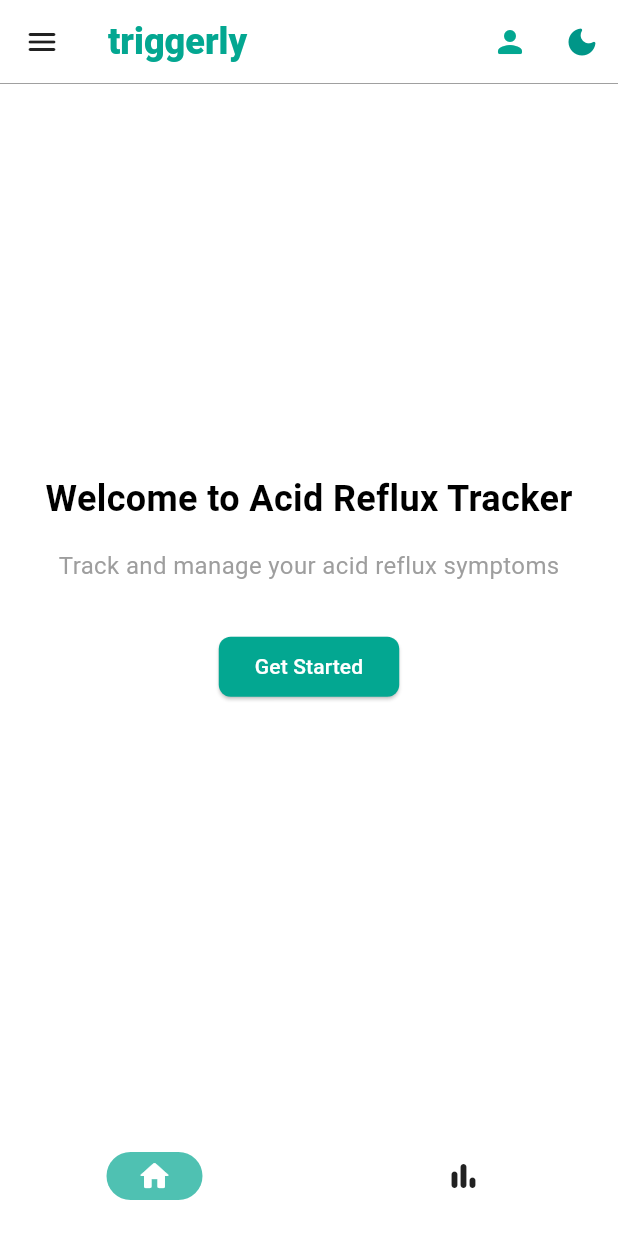
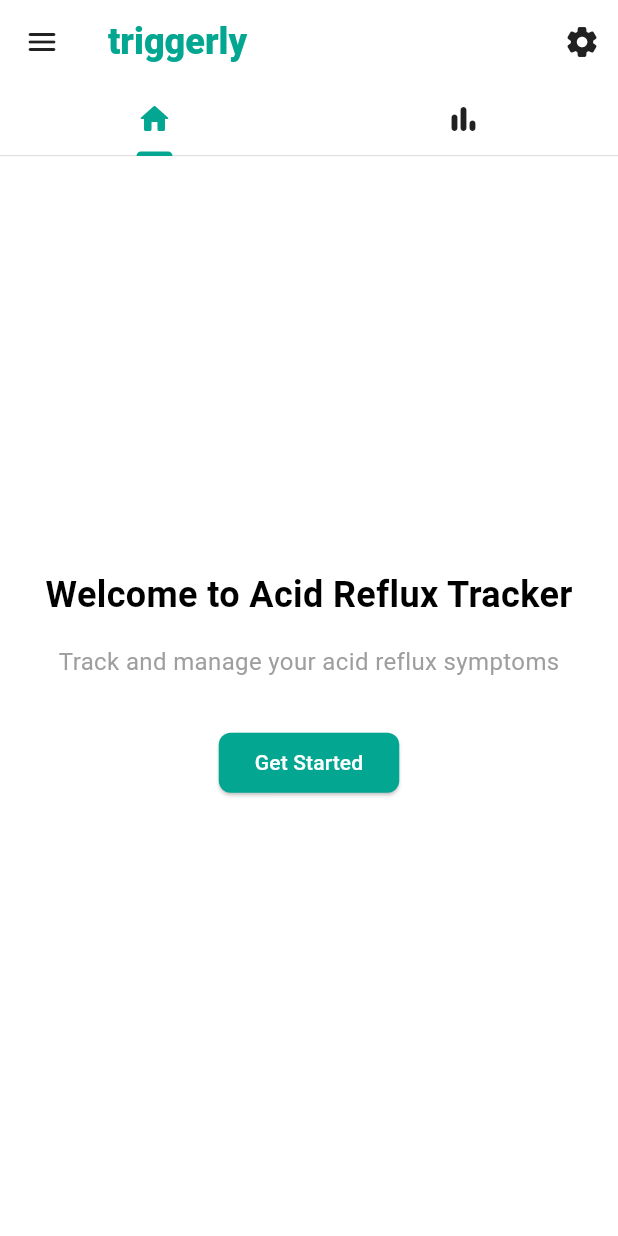
Before and after one commit to amelitoalcuitas/triggerly, a Flutter app: the screen it shows after launch, on a phone screen of 412 x 824 dp. Run offline on Flutter 3.47's test engine with Material 3 defaults, Android fonts, the phone set to English and light mode, and no system bars; our stand-ins replace fl_chart, flutter_gemini, flutter_riverpod, go_router, image_picker, shared_preferences and 2 more; accounts and stored records are empty.

Commit message:
added settings drawer

```diff
--- a/lib/app/pages/analyzer/screens/mobile/analyzer.dart
+++ b/lib/app/pages/analyzer/screens/mobile/analyzer.dart
@@ -19,9 +19,7 @@ import 'package:triggerly/app/database/database_helper.dart';
 import 'package:triggerly/app/shared/widgets/empty_state_widget.dart';
 
 class AnalyzerPage extends ConsumerStatefulWidget {
-  const AnalyzerPage({super.key, required this.title});
-
-  final String title;
+  const AnalyzerPage({super.key});
 
   @override
   ConsumerState<AnalyzerPage> createState() => _AnalyzerPageState();
--- a/lib/app/pages/home/screens/mobile/home_page.dart
+++ b/lib/app/pages/home/screens/mobile/home_page.dart
@@ -2,7 +2,6 @@ import 'package:flutter/material.dart';
 import 'package:flutter_riverpod/flutter_riverpod.dart';
 import 'package:go_router/go_router.dart';
 import 'package:triggerly/app/providers/meal_history_provider.dart';
-import 'package:triggerly/app/providers/navigation_provider.dart';
 import 'package:triggerly/app/shared/layouts/main_scaffold.dart';
 import 'package:triggerly/app/pages/charts/screens/mobile/charts_page.dart';
 
@@ -11,21 +10,15 @@ class HomePage extends ConsumerWidget {
 
   @override
   Widget build(BuildContext context, WidgetRef ref) {
-    final currentIndex = ref.watch(navigationIndexProvider);
-
     return MainScaffold(
-      body:
-          currentIndex == 0
-              ? Center(
+      children: [
+        Center(
           child: Column(
             mainAxisAlignment: MainAxisAlignment.center,
             children: [
               const Text(
                 'Welcome to Acid Reflux Tracker',
-                      style: TextStyle(
-                        fontSize: 24,
-                        fontWeight: FontWeight.bold,
-                      ),
+                style: TextStyle(fontSize: 24, fontWeight: FontWeight.bold),
               ),
               const SizedBox(height: 16),
               const Text(
@@ -43,8 +36,9 @@ class HomePage extends ConsumerWidget {
               const SizedBox(height: 16),
             ],
           ),
-              )
-              : const ChartsPage(),
+        ),
+        const ChartsPage(),
+      ],
     );
   }
 }
--- a/lib/app/router.dart
+++ b/lib/app/router.dart
@@ -12,7 +12,7 @@ final routerProvider = Provider<GoRouter>((ref) {
       GoRoute(path: '/', builder: (context, state) => const HomePage()),
       GoRoute(
         path: '/analyzer',
-        builder: (context, state) => const AnalyzerPage(title: 'Meal Analyzer'),
+        builder: (context, state) => const AnalyzerPage(),
       ),
       GoRoute(
         path: '/health-profile',
--- a/lib/app/shared/layouts/main_scaffold.dart
+++ b/lib/app/shared/layouts/main_scaffold.dart
@@ -1,36 +1,56 @@
 import 'package:flutter/material.dart';
-import 'package:flutter_riverpod/flutter_riverpod.dart';
 import 'package:triggerly/app/shared/widgets/custom_app_bar.dart';
 import 'package:triggerly/app/shared/widgets/history_drawer.dart';
-import 'package:triggerly/app/providers/navigation_provider.dart';
+import 'package:triggerly/app/shared/widgets/settings_drawer.dart';
 
-class MainScaffold extends ConsumerWidget {
-  final Widget body;
+class MainScaffold extends StatefulWidget {
+  final List<Widget> children;
 
-  const MainScaffold({super.key, required this.body});
+  const MainScaffold({super.key, required this.children});
 
   @override
-  Widget build(BuildContext context, WidgetRef ref) {
-    final currentIndex = ref.watch(navigationIndexProvider);
+  State<MainScaffold> createState() => _MainScaffoldState();
+}
 
+class _MainScaffoldState extends State<MainScaffold>
+    with TickerProviderStateMixin {
+  late TabController _tabController;
+
+  @override
+  void initState() {
+    super.initState();
+    _tabController = TabController(length: 2, vsync: this);
+  }
+
+  @override
+  void dispose() {
+    _tabController.dispose();
+    super.dispose();
+  }
+
+  @override
+  Widget build(BuildContext context) {
     return Scaffold(
       resizeToAvoidBottomInset: true,
-      appBar: const CustomAppBar(),
+      appBar: CustomAppBar(
+        bottom: TabBar(
+          controller: _tabController,
+          indicatorColor: Theme.of(context).colorScheme.primary,
+          indicatorWeight: 2,
+          unselectedLabelColor: Theme.of(context).colorScheme.onSurface,
+          dividerColor: Theme.of(context).dividerColor.withAlpha(50),
+          dividerHeight: 0.5,
+          splashFactory: NoSplash.splashFactory,
+          overlayColor: WidgetStateProperty.all(Colors.transparent),
+          tabs: const [
+            Tab(icon: Icon(Icons.home_rounded)),
+            Tab(icon: Icon(Icons.bar_chart_rounded)),
+          ],
+        ),
+      ),
       drawer: const HistoryDrawer(),
-      bottomNavigationBar: NavigationBar(
-        selectedIndex: currentIndex,
-        labelBehavior: NavigationDestinationLabelBehavior.alwaysHide,
-        onDestinationSelected:
-            (index) => ref.read(navigationIndexProvider.notifier).state = index,
-        destinations: const [
-          NavigationDestination(icon: Icon(Icons.home_rounded), label: 'Home'),
-          NavigationDestination(
-            icon: Icon(Icons.bar_chart_rounded),
-            label: 'Charts',
-          ),
-        ],
-      ),
-      body: SafeArea(child: Stack(children: [body])),
+      endDrawer: const SettingsDrawer(),
+      body: TabBarView(controller: _tabController, children: widget.children),
     );
   }
 }
--- a/lib/app/shared/widgets/custom_app_bar.dart
+++ b/lib/app/shared/widgets/custom_app_bar.dart
@@ -1,15 +1,13 @@
 import 'package:flutter/material.dart';
 import 'package:flutter_riverpod/flutter_riverpod.dart';
-import 'package:triggerly/app/themes/theme_provider.dart';
-import 'package:go_router/go_router.dart';
 
 class CustomAppBar extends ConsumerWidget implements PreferredSizeWidget {
-  const CustomAppBar({super.key});
+  const CustomAppBar({super.key, this.bottom});
+
+  final PreferredSizeWidget? bottom;
 
   @override
   Widget build(BuildContext context, WidgetRef ref) {
-    final themeNotifier = ref.read(themeNotifierProvider.notifier);
-
     return AppBar(
       leading: IconButton(
         icon: const Icon(Icons.menu_rounded),
@@ -27,33 +25,21 @@ class CustomAppBar extends ConsumerWidget implements PreferredSizeWidget {
       ),
       actions: [
         IconButton(
-          icon: Icon(
-            Icons.person_rounded,
-            color: Theme.of(context).colorScheme.primary,
-          ),
-          onPressed: () => context.push('/health-profile'),
-        ),
-        IconButton(
-          icon: Icon(
-            themeNotifier.isDarkMode
-                ? Icons.light_mode_rounded
-                : Icons.dark_mode_rounded,
-            color: themeNotifier.isDarkMode ? Colors.yellow : Colors.teal,
-          ),
+          icon: Icon(Icons.settings_rounded),
           onPressed: () {
-            themeNotifier.toggleTheme();
+            Scaffold.of(context).openEndDrawer();
           },
         ),
       ],
-      bottom: PreferredSize(
-        preferredSize: const Size.fromHeight(1),
-        child: Container(color: Theme.of(context).dividerColor, height: 0.25),
-      ),
+      bottom: bottom,
       surfaceTintColor: Theme.of(context).scaffoldBackgroundColor,
       backgroundColor: Theme.of(context).scaffoldBackgroundColor,
     );
   }
 
   @override
-  Size get preferredSize => const Size.fromHeight(kToolbarHeight);
+  Size get preferredSize {
+    final bottomHeight = bottom?.preferredSize.height ?? 0;
+    return Size.fromHeight(kToolbarHeight + bottomHeight);
+  }
 }
--- a/lib/app/themes/app_theme.dart
+++ b/lib/app/themes/app_theme.dart
@@ -43,7 +43,6 @@ class AppTheme {
       elevation: 0,
       shape: RoundedRectangleBorder(borderRadius: BorderRadius.circular(12)),
     ),
-    iconTheme: IconThemeData(color: lightColorScheme.primary),
     elevatedButtonTheme: ElevatedButtonThemeData(
       style: ElevatedButton.styleFrom(
         foregroundColor: lightColorScheme.onPrimary,
@@ -68,7 +67,6 @@ class AppTheme {
       elevation: 0,
       shape: RoundedRectangleBorder(borderRadius: BorderRadius.circular(12)),
     ),
-    iconTheme: IconThemeData(color: darkColorScheme.primary),
     elevatedButtonTheme: ElevatedButtonThemeData(
       style: ElevatedButton.styleFrom(
         foregroundColor: darkColorScheme.onPrimary,
```
Also changed, not shown: lib/app/pages/analyzer/screens/mobile/widgets/input_section.dart (+51 -28 lines), lib/app/shared/widgets/history_drawer.dart (+16 -1 lines), lib/app/shared/widgets/settings_drawer.dart (added, +52 -0 lines). Lines whose indentation alone changed are shown as unchanged.
